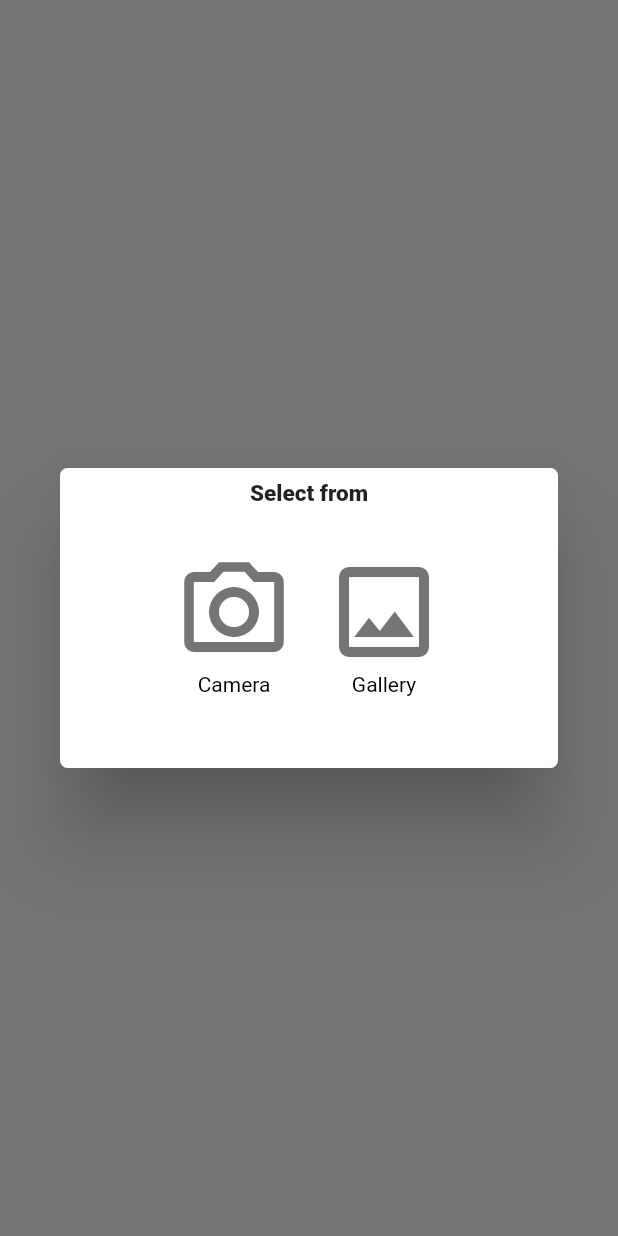
After one commit to shahadat349850/Snap-Share, a Flutter app: the UploadUserPhotoScreen screen opened directly, after a tap on "Upload Photo", on a phone screen of 412 x 824 dp. The commit adds this screen. Run offline on Flutter 3.47's test engine with Material 3 defaults, Android fonts, the phone set to English and light mode, and no system bars; our stand-ins replace get, iconsax; network calls fail.

Commit message:
Add Search Screen & Upload User Screen with some image url(tamp)

```diff
--- /dev/null
+++ b/lib/view/screen/upload_user_photo_screen.dart
@@ -0,0 +1,71 @@
+import 'package:flutter/material.dart';
+
+class UploadUserPhotoScreen extends StatelessWidget {
+  const UploadUserPhotoScreen({super.key});
+
+  @override
+  Widget build(BuildContext context) {
+    return Scaffold(
+      body: Center(
+        child: SizedBox(
+          height: 50,
+          width: 150,
+          child: ElevatedButton(
+              onPressed: () {
+                uploadPhotoAlertDialog(context);
+              }, child: const Text("Upload Photo")),
+        ),
+      ),
+
+    );
+  }
+  uploadPhotoAlertDialog(context){
+    return showDialog(
+        context: context,
+        builder: (context){
+          return Dialog(
+            shape: RoundedRectangleBorder(
+                borderRadius: BorderRadius.circular(5)
+            ),
+            child: SizedBox(
+              height: 200,
+              child: Padding(
+                  padding: const EdgeInsets.all(8.0),
+                  child: Column(
+                      crossAxisAlignment: CrossAxisAlignment.center,
+                      children: [
+                        Text('Select from',style: TextStyle(
+                            fontWeight: FontWeight.w900,
+                            fontSize: 15,
+                            color: Colors.black87
+                        ),),
+                        SizedBox(height: 30,),
+                        Row(
+                          mainAxisAlignment: MainAxisAlignment.center,
+                          crossAxisAlignment: CrossAxisAlignment.center,
+                          children: [
+                            Column(
+                              children: [
+                                Icon(Icons.camera_alt_outlined,size: 80,color: Colors.black54,
+                                ),
+                                Text('Camera'),
+                              ],
+                            ),
+                            SizedBox(width: 20,),
+                            Column(
+                              children: [
+                                Icon(Icons.photo_outlined,size: 80,color: Colors.black54,),
+                                Text('Gallery'),
+                              ],
+                            ),
+                          ],
+                        ),
+                      ]
+                  )
+              ),
+            ),
+          );
+        }
+    );
+  }
+}
```
Also changed, not shown: lib/view/screen/searching_photo_scree.dart (added, +63 -0 lines), lib/view/widget/image_data.dart (+24 -0 lines).
